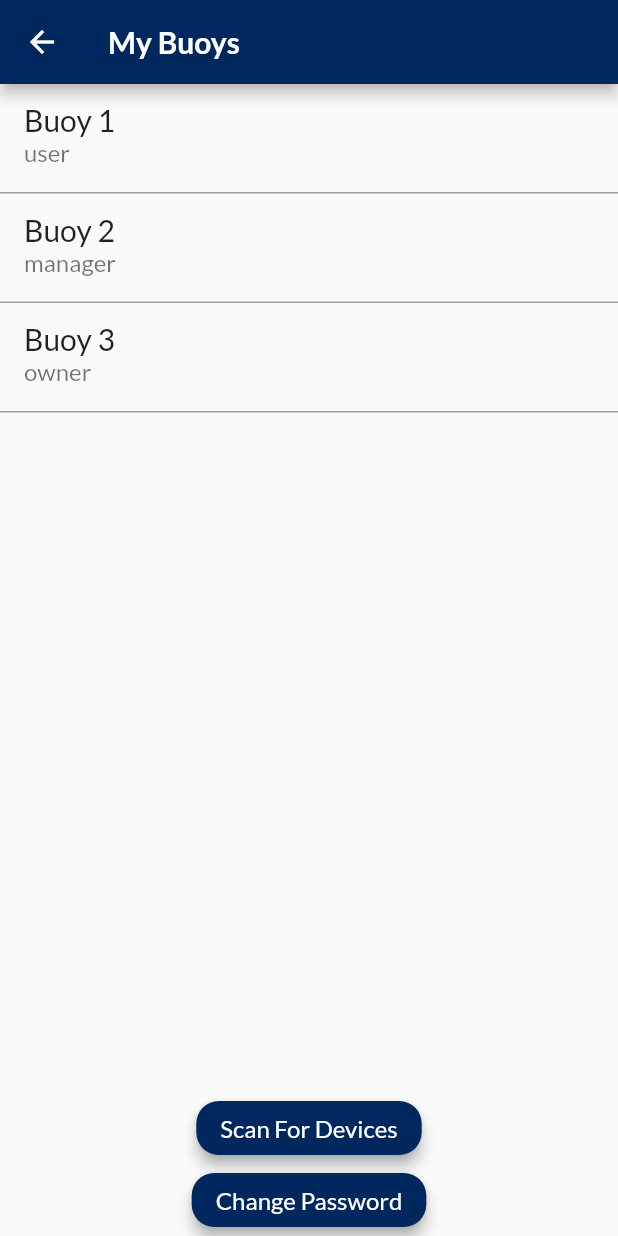
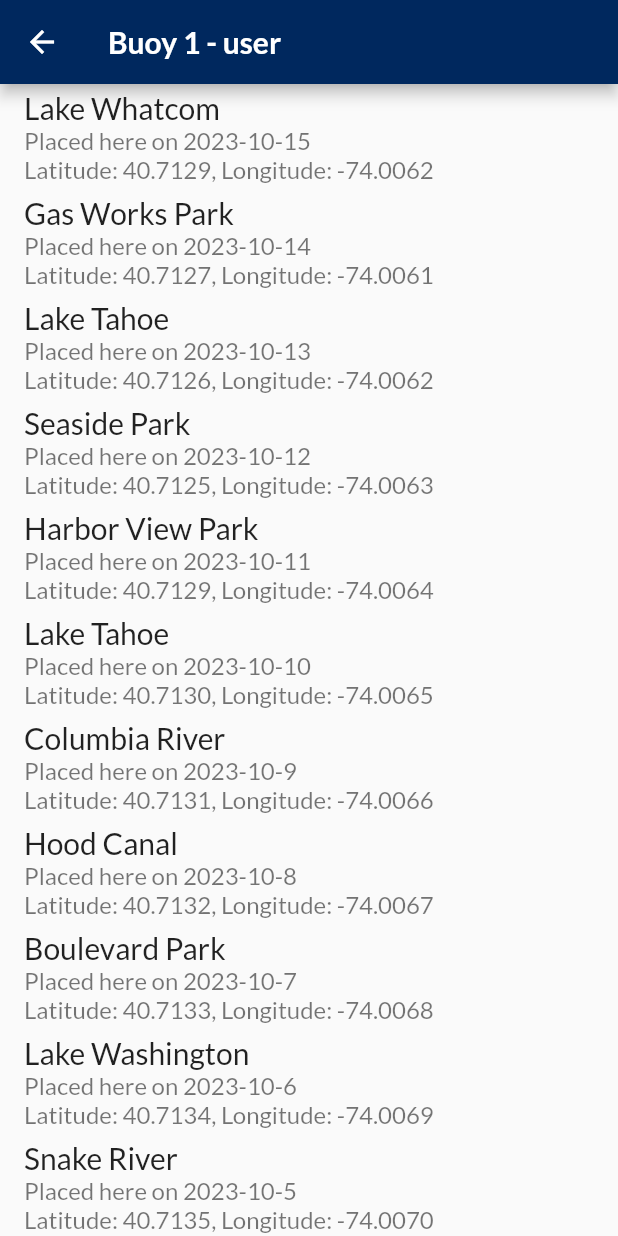
Before and after one commit to rngSwoop/wwx_flutter, a Flutter app: the DashboardScreen screen opened by its route, after a tap on "Buoy 1", on a phone screen of 412 x 824 dp. Run offline on Flutter 3.47's test engine with Material 2 defaults, Android fonts, the phone set to English and light mode, and no system bars; our stand-ins replace firebase_auth, firebase_core, flutter_blue, google_fonts, loader_overlay, permission_handler and 1 more; accounts and stored records are empty.

Commit message:
added location history screen and updated Mock Client

```diff
--- a/lib/constants.dart
+++ b/lib/constants.dart
@@ -7,6 +7,7 @@ const kBuoysScreenId = 'buoys_screen.dart';
 const kDataDisplayId = 'data_display_screen.dart';
 const kIndividualBuoyScreen = 'individual_buoy_screen.dart';
 const kDashboardScreenId = 'dashboard_screen.dart';
+const kBuoyDetailsScreenId = 'buoy_details_screen.dart';
 
 // Colors
 const kThemeBlue = Color(0xFF00285E);
--- a/lib/main.dart
+++ b/lib/main.dart
@@ -7,7 +7,9 @@ import 'screens/register_screen.dart';
 import 'screens/buoys_screen.dart';
 import 'screens/data_display_screen.dart';
 import 'screens/dashboard_screen.dart';
+import 'screens/buoy_details_screen.dart';
 import 'package:firebase_core/firebase_core.dart';
+import './screens/shared/auth_buoys.dart';
 
 void main() async {
   WidgetsFlutterBinding.ensureInitialized();
@@ -30,6 +32,17 @@ class MyApp extends StatelessWidget {
         kDashboardScreenId: (context) => DashboardScreen(),
         // kIndividualBuoyScreen: (context) => IndividualBuoyScreen()
       },
+      onGenerateRoute: (settings) {
+        if (settings.name == kBuoyDetailsScreenId) {
+          // Extract the selected AuthBuoys object from the arguments
+          final selectedAuthBuoys = settings.arguments as AuthBuoys;
+
+          return MaterialPageRoute(
+            builder: (context) => BuoyDetailsScreen(selectedAuthBuoys),
+          );
+        }
+        return null;
+      },
     );
   }
 }
--- a/lib/screens/buoy_details_screen.dart
+++ b/lib/screens/buoy_details_screen.dart
@@ -0,0 +1,40 @@
+import 'package:flutter/material.dart';
+import 'package:buoy_flutter/constants.dart';
+import './shared/auth_buoys.dart';
+import 'package:google_fonts/google_fonts.dart';
+
+class BuoyDetailsScreen extends StatelessWidget {
+  final AuthBuoys selectedAuthBuoys; // You need to define the AuthBuoys object
+
+  BuoyDetailsScreen(this.selectedAuthBuoys);
+
+  @override
+  Widget build(BuildContext context) {
+    return Scaffold(
+      appBar: AppBar(
+        title: Text(
+          '${selectedAuthBuoys.name} - ${selectedAuthBuoys.authLevel}', // Display the buoy name in the app bar
+          style: GoogleFonts.lato(fontSize: 20, fontWeight: FontWeight.bold),
+        ),
+        backgroundColor: kThemeBlue,
+      ),
+      body: ListView.builder(
+        itemCount: selectedAuthBuoys.locationData.length,
+        itemBuilder: (context, index) {
+          final locationDataPoint = selectedAuthBuoys.locationData[index];
+          return ListTile(
+            title: Text(
+              '${locationDataPoint.locationName}',
+              style: GoogleFonts.lato(fontSize: 20, fontWeight: FontWeight.w500),
+            ),
+            subtitle: Text(
+              'Placed here on ${locationDataPoint.date}\n${locationDataPoint.locationLatLong}',
+              style: GoogleFonts.lato(fontSize: 16, fontWeight: FontWeight.w500),
+            ),
+
+          );
+        },
+      ),
+    );
+  }
+}
--- a/lib/screens/dashboard_screen.dart
+++ b/lib/screens/dashboard_screen.dart
@@ -33,7 +33,6 @@ class _DashboardScreenState extends State<DashboardScreen> {
 
   // Fetch data via HTTP GET request
   // Update the 'authBuoys' list with fetched data
-  Future<void> _fetchData() async {
   // Expected JSON-formatted data:
   // [
   //   {
@@ -41,17 +40,17 @@ class _DashboardScreenState extends State<DashboardScreen> {
   //     "name": "Buoy 1",
   //     "password": "password1",
   //     "authLevel": "user",
-    //     "updated": true
+  //     "updated": true,
+  //     "locationData": [{date, locationLatLong, locationName},{...}]
   //   },
   //   // ... more objects ...
   // ]
+  Future<void> _fetchData() async {
 
     // Create a mock HTTP client
+    // Once API endpoint is set up, replace final mockClient = MockHttpClient(); with
+    // final client = http.Client();
     final mockClient = MockHttpClient();
-    // Once API endpoint is set up, replace
-    // final mockClient = MockHttpClient();
-    // with
-    // final client = http.Client();
 
     // Simulate an API call
     // Replace with client.get(Uri.parse('https://your-api-endpoint.com')).then((response)
@@ -59,8 +58,9 @@ class _DashboardScreenState extends State<DashboardScreen> {
       if (response.statusCode == 200) {
         // Parse the JSON response and populate the authBuoys list
         final List<dynamic> jsonData = json.decode(response.body);
+
+        // Create AuthBuoys objects from JSON data
         setState(() {
-          // Create AuthBuoys objects from JSON data
           authBuoys = jsonData.map((map) => AuthBuoys.fromJson(map)).toList();
         });
       } else if (response.statusCode == 404) {
@@ -137,12 +137,11 @@ class _DashboardScreenState extends State<DashboardScreen> {
                     onTap: () {
                       print('Gesture Detected for index $index');
                       //Handle selection of a specific buoy
-                      //Navigator.push(
-                      //  context,
-                      //  MaterialPageRoute(
-                      //    builder: (context) => kBuoyDetailsScreenId(authBuoys[index]), // Pass the selected buoy data
-                      //  ),
-                      //);
+                      Navigator.pushNamed(
+                        context,
+                        kBuoyDetailsScreenId,
+                        arguments: authBuoys[index], // Pass the selected buoy data
+                      );
                     },
                     child: Column(
                       children: [
@@ -170,21 +169,33 @@ class _DashboardScreenState extends State<DashboardScreen> {
             ),
           ),
           // Button to initiate Bluetooth scanning
-          styledButton(
-            text: 'Scan For Devices',
+          Padding(
+            padding: const EdgeInsets.only(top: 16, bottom: 16),
+            child: Container(
+                padding: EdgeInsets.only(left: 16, right: 16, bottom: 8.0, top: 8.0),
+                height: 80.0,
+                width: double.infinity,
+                child: ElevatedButton(
                   onPressed: () {
-              // Navigate to the Bluetooth scanning screen
                     Navigator.pushNamed(context, kBuoysScreenId);
-              // or implement Bluetooth scanning logic here
                   },
-          ), // StyledButton
-          // Button to change password
-          styledButton(
-            text: 'Change Password',
-            onPressed: () {
-              // Show a password change dialog or navigate to a password change screen
-            },
-          ), // StyledButton
+                  child: Text(
+                    "Connect to a Device",
+                    style: GoogleFonts.lato(fontSize: 16, fontWeight: FontWeight.w500),
+                  ),
+                  style: ButtonStyle(
+                      elevation: MaterialStateProperty.all<double>(4.0),
+                      shadowColor: MaterialStateProperty.all<Color>(Colors.grey),
+                      shape: MaterialStateProperty.all<RoundedRectangleBorder>(
+                        RoundedRectangleBorder(
+                          borderRadius: BorderRadius.circular(15.0),
+                        ),
+                      ),
+                      backgroundColor: MaterialStateProperty.all<Color>(kThemeBlue)
+                  ),
+                )
+            ),
+          ) // StyledButton
         ],
       ),
     );
--- a/lib/screens/shared/MockHttpClient.dart
+++ b/lib/screens/shared/MockHttpClient.dart
@@ -14,6 +14,68 @@ class MockHttpClient {
         "password": "password1",
         "authLevel": "user",
         "updated": true,
+        "locationData": [
+          {
+            "date": "2023-10-15",
+            "locationLatLong": "Latitude: 40.7129, Longitude: -74.0062",
+            "locationName": "Lake Whatcom"
+          },
+          {
+            "date": "2023-10-14",
+            "locationLatLong": "Latitude: 40.7127, Longitude: -74.0061",
+            "locationName": "Gas Works Park"
+          },
+          {
+            "date": "2023-10-13",
+            "locationLatLong": "Latitude: 40.7126, Longitude: -74.0062",
+            "locationName": "Lake Tahoe"
+          },
+          {
+            "date": "2023-10-12",
+            "locationLatLong": "Latitude: 40.7125, Longitude: -74.0063",
+            "locationName": "Seaside Park"
+          },
+          {
+            "date": "2023-10-11",
+            "locationLatLong": "Latitude: 40.7129, Longitude: -74.0064",
+            "locationName": "Harbor View Park"
+          },
+          {
+            "date": "2023-10-10",
+            "locationLatLong": "Latitude: 40.7130, Longitude: -74.0065",
+            "locationName": "Lake Tahoe"
+          },
+          {
+            "date": "2023-10-9",
+            "locationLatLong": "Latitude: 40.7131, Longitude: -74.0066",
+            "locationName": "Columbia River"
+          },
+          {
+            "date": "2023-10-8",
+            "locationLatLong": "Latitude: 40.7132, Longitude: -74.0067",
+            "locationName": "Hood Canal"
+          },
+          {
+            "date": "2023-10-7",
+            "locationLatLong": "Latitude: 40.7133, Longitude: -74.0068",
+            "locationName": "Boulevard Park"
+          },
+          {
+            "date": "2023-10-6",
+            "locationLatLong": "Latitude: 40.7134, Longitude: -74.0069",
+            "locationName": "Lake Washington"
+          },
+          {
+            "date": "2023-10-5",
+            "locationLatLong": "Latitude: 40.7135, Longitude: -74.0070",
+            "locationName": "Snake River"
+          },
+          {
+            "date": "2023-10-4",
+            "locationLatLong": "Latitude: 40.7136, Longitude: -74.0071",
+            "locationName": "Salish Sea"
+          }
+        ]
       },
       {
         "buoyID": "12983t",
@@ -21,6 +83,28 @@ class MockHttpClient {
         "password": "password2",
         "authLevel": "manager",
         "updated": true,
+        "locationData": [
+          {
+            "date": "2023-10-15",
+            "locationLatLong": "Latitude: 40.7129, Longitude: -74.0064",
+            "locationName": "Harbor View Park"
+          },
+          {
+            "date": "2023-10-14",
+            "locationLatLong": "Latitude: 40.7130, Longitude: -74.0065",
+            "locationName": "Lake Tahoe"
+          },
+          {
+            "date": "2023-10-13",
+            "locationLatLong": "Latitude: 40.7131, Longitude: -74.0066",
+            "locationName": "Columbia River"
+          },
+          {
+            "date": "2023-10-12",
+            "locationLatLong": "Latitude: 40.7132, Longitude: -74.0067",
+            "locationName": "Hood Canal"
+          }
+        ]
       },
       {
         "buoyID": "w9348652",
@@ -28,6 +112,28 @@ class MockHttpClient {
         "password": "password3",
         "authLevel": "owner",
         "updated": false,
+        "locationData": [
+          {
+            "date": "2023-10-15",
+            "locationLatLong": "Latitude: 40.7133, Longitude: -74.0068",
+            "locationName": "Boulevard Park"
+          },
+          {
+            "date": "2023-10-14",
+            "locationLatLong": "Latitude: 40.7134, Longitude: -74.0069",
+            "locationName": "Lake Washington"
+          },
+          {
+            "date": "2023-10-13",
+            "locationLatLong": "Latitude: 40.7135, Longitude: -74.0070",
+            "locationName": "Snake River"
+          },
+          {
+            "date": "2023-10-12",
+            "locationLatLong": "Latitude: 40.7136, Longitude: -74.0071",
+            "locationName": "Salish Sea"
+          }
+        ]
       },
 
     ];
--- a/lib/screens/shared/auth_buoys.dart
+++ b/lib/screens/shared/auth_buoys.dart
@@ -4,6 +4,7 @@ class AuthBuoys {
   String password;
   String authLevel;
   bool updated;
+  List<LocationDataPoint> locationData; // List of date and locationLatLong and locationName data points
 
   AuthBuoys({
     required this.buoyID,
@@ -11,16 +12,43 @@ class AuthBuoys {
     required this.password,
     required this.authLevel,
     required this.updated,
+    required this.locationData, // Initialize with an empty list
   });
 
   // Constructor to convert json data to AuthBuoy objects
   factory AuthBuoys.fromJson(Map<String, dynamic> json) {
+    // Extract date and location data from the JSON
+    List<dynamic> jsonData = json['locationData'] as List;
+    List<LocationDataPoint> dataPoints = jsonData.map((map) => LocationDataPoint.fromJson(map)).toList();
+
     return AuthBuoys(
       buoyID: json['buoyID'] as String,
       name: json['name'] as String,
       password: json['password'] as String,
       authLevel: json['authLevel'] as String,
       updated: json['updated'] as bool,
+      locationData: dataPoints,
     );
   }
 }
+
+class LocationDataPoint {
+  String date;
+  String locationLatLong;
+  String locationName;
+
+  LocationDataPoint({
+    required this.date,
+    required this.locationLatLong,
+    required this.locationName,
+  });
+
+  // Constructor to convert JSON data to LocationDataPoint objects
+  factory LocationDataPoint.fromJson(Map<String, dynamic> json) {
+    return LocationDataPoint(
+      date: json['date'] as String,
+      locationLatLong: json['locationLatLong'] as String,
+      locationName: json['locationName'] as String,
+    );
+  }
+}
```
Also changed, not shown: pubspec.lock. Lines whose indentation alone changed are shown as unchanged.
